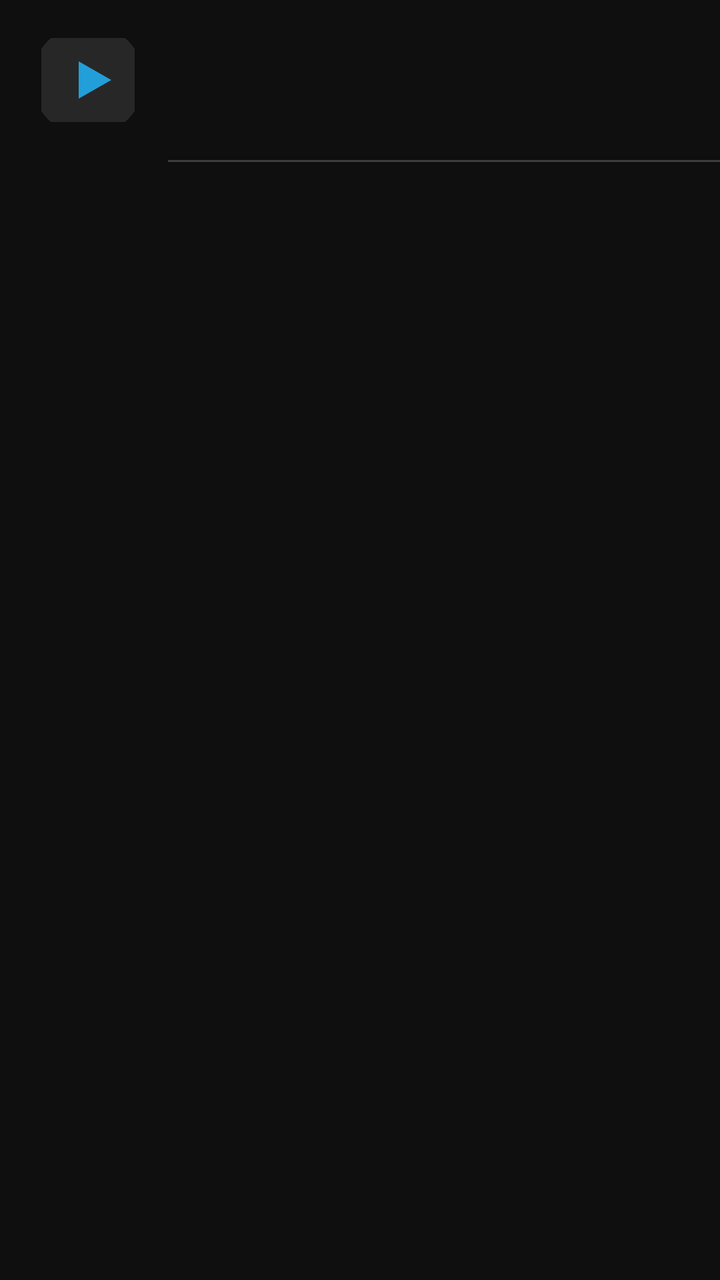
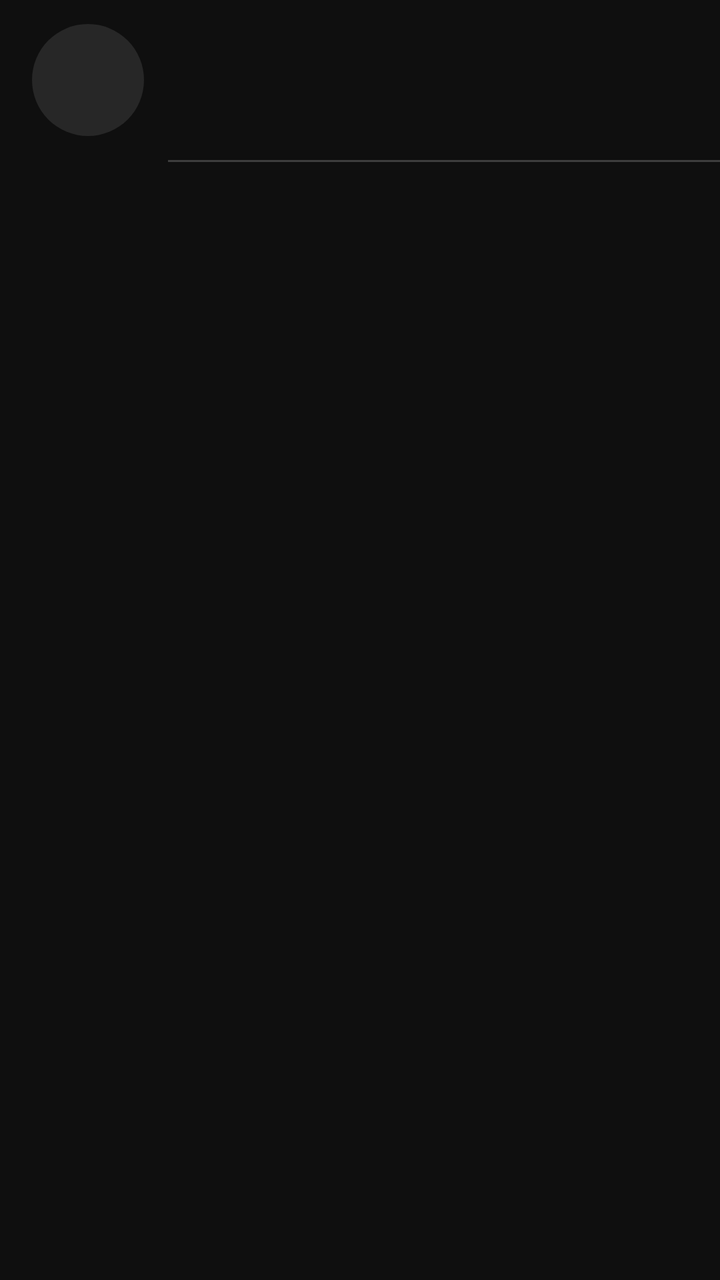

Before-and-after screenshots of an Android layout around one commit, followed by the original layout XML and the change that was made.
<!-- AndroidManifest.xml: application theme Theme.NobiStream -->
<!-- res/layout/item_group.xml -->
<?xml version="1.0" encoding="utf-8"?>
<LinearLayout xmlns:android="http://schemas.android.com/apk/res/android"
    xmlns:app="http://schemas.android.com/apk/res-auto"
    android:layout_width="match_parent"
    android:layout_height="wrap_content"
    android:background="?attr/selectableItemBackground"
    android:orientation="vertical">

    <LinearLayout
        android:layout_width="match_parent"
        android:layout_height="wrap_content"
        android:gravity="center_vertical"
        android:orientation="horizontal"
        android:paddingStart="@dimen/screen_margin"
        android:paddingTop="@dimen/spacing_12"
        android:paddingEnd="@dimen/screen_margin"
        android:paddingBottom="@dimen/spacing_12">

        <com.google.android.material.imageview.ShapeableImageView
            android:id="@+id/groupPhoto"
            android:layout_width="@dimen/group_icon_size"
            android:layout_height="@dimen/group_icon_size"
            android:contentDescription="@string/home_title"
            android:scaleType="centerCrop"
            android:src="@drawable/ic_video_placeholder"
            app:shapeAppearance="@style/Shape.NobiStream.Circle" />

        <LinearLayout
            android:layout_width="0dp"
            android:layout_height="wrap_content"
            android:layout_marginStart="@dimen/spacing_12"
            android:layout_weight="1"
            android:orientation="vertical">

            <TextView
                android:id="@+id/groupTitle"
                style="@style/Text.NobiStream.Subhead"
                android:layout_width="match_parent"
                android:layout_height="wrap_content"
                android:ellipsize="end"
                android:maxLines="1" />

            <TextView
                android:id="@+id/groupSubtitle"
                android:layout_width="match_parent"
                android:layout_height="wrap_content"
                android:layout_marginTop="@dimen/spacing_4"
                android:textColor="@color/text_secondary"
                android:textSize="@dimen/text_caption" />
        </LinearLayout>

        <ImageView
            android:id="@+id/groupChevron"
            android:layout_width="@dimen/icon_size"
            android:layout_height="@dimen/icon_size"
            android:contentDescription="@null"
            android:src="@drawable/ic_chevron_right"
            android:tint="@color/text_secondary" />
    </LinearLayout>

    <View
        android:layout_width="match_parent"
        android:layout_height="@dimen/divider_height"
        android:layout_marginStart="84dp"
        android:background="@color/divider" />
</LinearLayout>
<!-- resources referenced by this layout -->
<resources>
  <color name="divider">#3D3D3D</color>
  <color name="text_secondary">#AAAAAA</color>
  <dimen name="divider_height">1dp</dimen>
  <dimen name="group_icon_size">56dp</dimen>
  <dimen name="icon_size">24dp</dimen>
  <dimen name="screen_margin">16dp</dimen>
  <dimen name="spacing_12">12dp</dimen>
  <dimen name="spacing_4">4dp</dimen>
  <dimen name="text_caption">12sp</dimen>
  <!-- drawable ic_chevron_right (drawable) -->
  <?xml version="1.0" encoding="utf-8"?>
  <vector xmlns:android="http://schemas.android.com/apk/res/android"
      android:width="24dp"
      android:height="24dp"
      android:viewportWidth="960"
      android:viewportHeight="960">
      <path
          android:fillColor="#E3E3E3"
          android:pathData="M504-480 320-664l56-56 240 240-240 240-56-56 184-184-184-184Z" />
  </vector>
  <!-- drawable ic_video_placeholder (drawable) -->
  <vector xmlns:android="http://schemas.android.com/apk/res/android"
      android:width="48dp"
      android:height="48dp"
      android:viewportWidth="48"
      android:viewportHeight="48">
      <path
          android:fillColor="#272727"
          android:pathData="M4,6 H44 V42 H4 Z" />
      <path
          android:fillColor="#229ED9"
          android:pathData="M20,16 L34,24 L20,32 Z" />
  </vector>
  <string name="home_title">NobiStream</string>
  <style name="Shape.NobiStream.Circle" parent="ShapeAppearance.Material3.SmallComponent">
          <item name="cornerFamily">rounded</item>
          <item name="cornerSize">50%</item>
      </style>
  <style name="Text.NobiStream.Subhead" parent="TextAppearance.Material3.TitleMedium">
          <item name="android:textSize">@dimen/text_subhead</item>
          <item name="android:textColor">@color/text_primary</item>
          <item name="android:fontFamily">sans-serif-medium</item>
      </style>
  <dimen name="text_subhead">16sp</dimen>
  <color name="text_primary">#F1F1F1</color>
  <color name="primary">#229ED9</color>
  <color name="primary_dark">#1B7FB8</color>
  <color name="background">#0F0F0F</color>
  <color name="surface">#212121</color>
  <color name="surface_variant">#272727</color>
  <color name="on_surface_variant">#C7C7C7</color>
  <color name="error">#E5484D</color>
  <color name="on_error">#FFFFFF</color>
  <style name="Theme.NobiStream.BottomSheetDialog" parent="ThemeOverlay.Material3.BottomSheetDialog">
          <item name="bottomSheetStyle">@style/Widget.NobiStream.BottomSheet</item>
      </style>
  <style name="Shape.NobiStream.Dialog" parent="ShapeAppearance.Material3.MediumComponent">
          <item name="cornerFamily">rounded</item>
          <item name="cornerSize">@dimen/corner_dialog</item>
      </style>
  <style name="Widget.NobiStream.Button.Text" parent="Widget.Material3.Button.TextButton">
          <item name="android:minHeight">@dimen/button_height_small</item>
          <item name="android:textColor">@color/primary</item>
      </style>
  <style name="Widget.NobiStream.BottomSheet" parent="Widget.Material3.BottomSheet">
          <item name="backgroundTint">@color/surface</item>
          <item name="shapeAppearance">@style/Shape.NobiStream.BottomSheet</item>
      </style>
  <dimen name="corner_dialog">28dp</dimen>
  <dimen name="button_height_small">48dp</dimen>
  <style name="Shape.NobiStream.BottomSheet" parent="ShapeAppearance.Material3.LargeComponent">
          <item name="cornerFamily">rounded</item>
          <item name="cornerSizeTopLeft">@dimen/corner_sheet</item>
          <item name="cornerSizeTopRight">@dimen/corner_sheet</item>
          <item name="cornerSizeBottomLeft">0dp</item>
          <item name="cornerSizeBottomRight">0dp</item>
      </style>
  <dimen name="corner_sheet">28dp</dimen>
  <!-- unchanged entries left out for length: 3 -->
</resources>

<!-- the commit's change to res/layout/item_group.xml (unified diff, before → after) -->
@@ -16,14 +16,38 @@
         android:paddingEnd="@dimen/screen_margin"
         android:paddingBottom="@dimen/spacing_12">
 
-        <com.google.android.material.imageview.ShapeableImageView
-            android:id="@+id/groupPhoto"
+        
+        <FrameLayout
             android:layout_width="@dimen/group_icon_size"
             android:layout_height="@dimen/group_icon_size"
-            android:contentDescription="@string/home_title"
-            android:scaleType="centerCrop"
-            android:src="@drawable/ic_video_placeholder"
-            app:shapeAppearance="@style/Shape.NobiStream.Circle" />
+            android:background="@drawable/bg_letter_avatar">
+
+            <com.google.android.material.imageview.ShapeableImageView
+                android:id="@+id/groupPhoto"
+                android:layout_width="match_parent"
+                android:layout_height="match_parent"
+                android:contentDescription="@string/home_title"
+                android:scaleType="centerCrop"
+                app:shapeAppearance="@style/Shape.NobiStream.Circle" />
+
+            <TextView
+                android:id="@+id/groupLetter"
+                android:layout_width="match_parent"
+                android:layout_height="match_parent"
+                android:gravity="center"
+                android:textColor="@color/text_primary"
+                android:textSize="20sp"
+                android:textStyle="bold"
+                android:visibility="gone" />
+
+            <View
+                android:id="@+id/groupNewDot"
+                android:layout_width="10dp"
+                android:layout_height="10dp"
+                android:layout_gravity="top|end"
+                android:background="@drawable/bg_new_dot"
+                android:visibility="gone" />
+        </FrameLayout>
 
         <LinearLayout
             android:layout_width="0dp"
<!-- resource entries referenced after the edit -->
@@ -9,6 +9,18 @@
   <dimen name="spacing_12">12dp</dimen>
   <dimen name="spacing_4">4dp</dimen>
   <dimen name="text_caption">12sp</dimen>
+  <!-- drawable bg_letter_avatar (drawable) -->
+  <?xml version="1.0" encoding="utf-8"?>
+  <shape xmlns:android="http://schemas.android.com/apk/res/android"
+      android:shape="oval">
+      <solid android:color="@color/surface_variant" />
+  </shape>
+  <!-- drawable bg_new_dot (drawable) -->
+  <?xml version="1.0" encoding="utf-8"?>
+  <shape xmlns:android="http://schemas.android.com/apk/res/android"
+      android:shape="oval">
+      <solid android:color="@color/primary" />
+  </shape>
   <!-- drawable ic_chevron_right (drawable) -->
   <?xml version="1.0" encoding="utf-8"?>
   <vector xmlns:android="http://schemas.android.com/apk/res/android"
@@ -19,19 +31,6 @@
       <path
           android:fillColor="#E3E3E3"
           android:pathData="M504-480 320-664l56-56 240 240-240 240-56-56 184-184-184-184Z" />
-  </vector>
-  <!-- drawable ic_video_placeholder (drawable) -->
-  <vector xmlns:android="http://schemas.android.com/apk/res/android"
-      android:width="48dp"
-      android:height="48dp"
-      android:viewportWidth="48"
-      android:viewportHeight="48">
-      <path
-          android:fillColor="#272727"
-          android:pathData="M4,6 H44 V42 H4 Z" />
-      <path
-          android:fillColor="#229ED9"
-          android:pathData="M20,16 L34,24 L20,32 Z" />
   </vector>
   <string name="home_title">NobiStream</string>
   <style name="Shape.NobiStream.Circle" parent="ShapeAppearance.Material3.SmallComponent">
